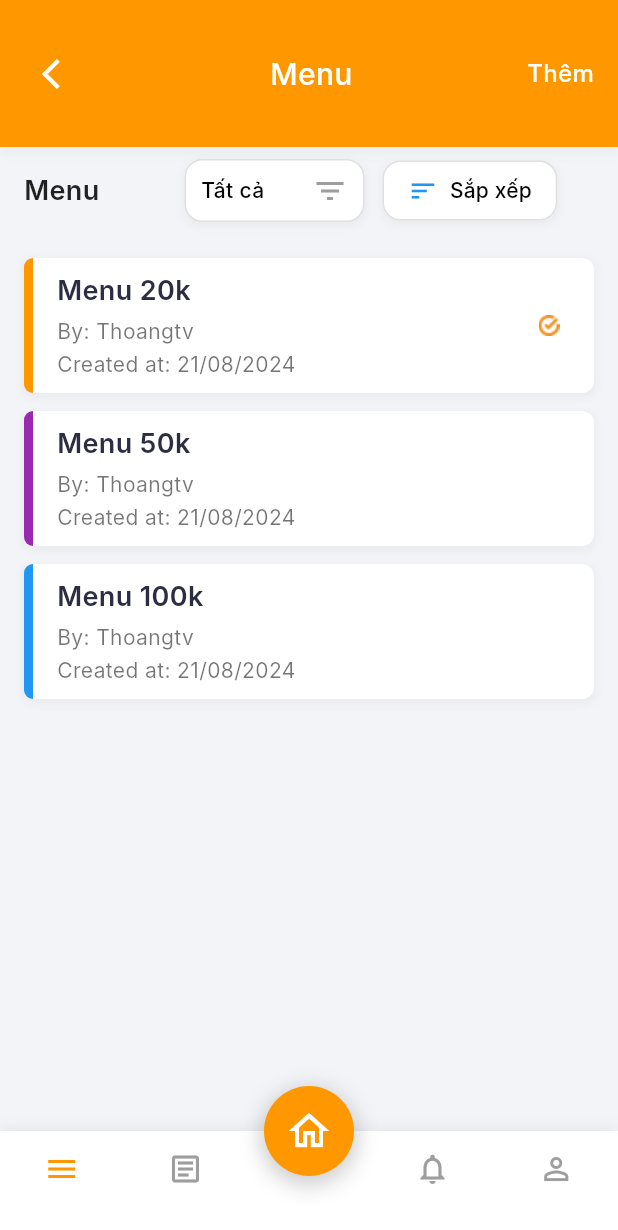
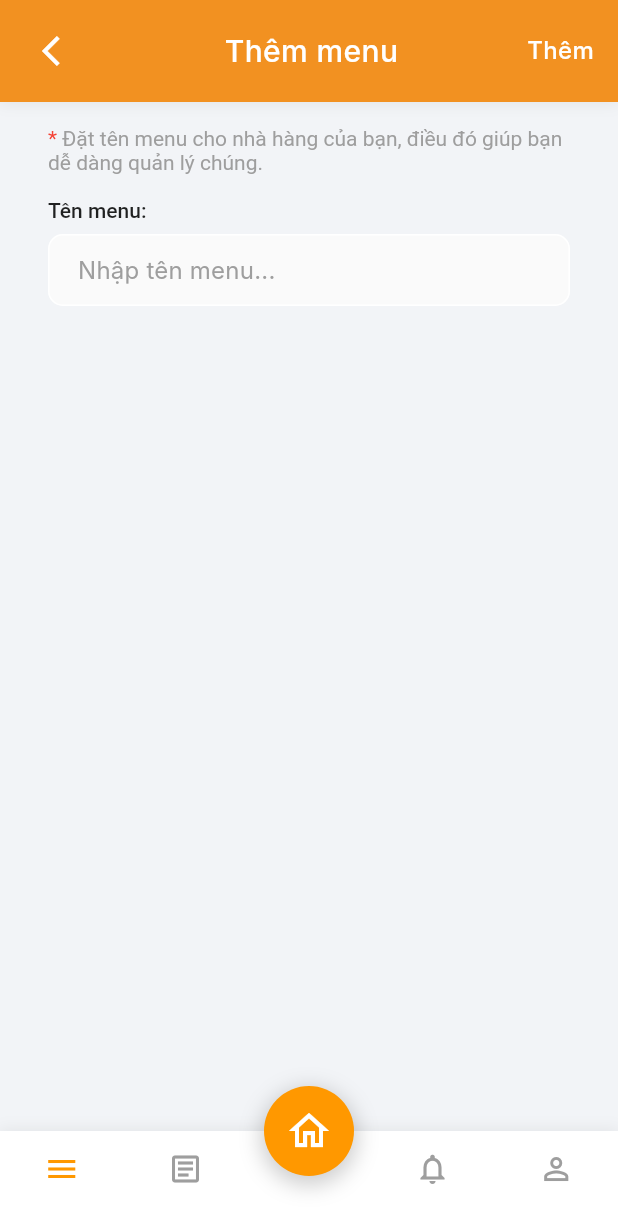
Before and after one commit to xuantruongg03/restaurant_manager_mobile, a Flutter app: the screen it shows after launch, on a phone screen of 412 x 824 dp. Shown: the top 1230 px of the screen. Run offline on Flutter 3.47's test engine with Material 3 defaults, Android fonts, the phone set to English and light mode, and no system bars; our stand-ins replace shared_preferences; Roboto replaces fonts that are missing (Inter).

Commit message:
cretae add menu screen

```diff
--- a/lib/config/routes/app_router.dart
+++ b/lib/config/routes/app_router.dart
@@ -6,54 +6,42 @@ import 'package:restaurant_manager_mobile/presentation/screens/home/home_screen.
 import '../../presentation/screens/auth/sign_up_screen.dart';
 import '../../presentation/screens/auth/verify_screen.dart';
 import '../../presentation/screens/menu/menu_screen.dart';
+import '../../presentation/screens/menu/add_menu.dart';
 import 'route_names.dart';
 
 class AppRouter {
   const AppRouter._();
 
+  static final _authRoutes = <String, WidgetBuilder>{
+    RouteNames.login: (_) => const LoginScreen(),
+    RouteNames.signUp: (_) => const SignUpScreen(),
+    RouteNames.verify: (_) => const VerifyScreen(),
+    RouteNames.forgotPassword: (_) => const ForgotPasswordScreen(),
+  };
+
+  static final _mainRoutes = <String, WidgetBuilder>{
+    RouteNames.home: (_) => const HomeScreen(),
+    RouteNames.feature: (_) => const FeatureScreen(),
+  };
+
+  static final _menuRoutes = <String, WidgetBuilder>{
+    RouteNames.menu: (_) => const MenuScreen(),
+    RouteNames.addMenu: (_) => const AddMenuScreen(),
+  };
+
+  static final _routes = <String, WidgetBuilder>{
+    ..._authRoutes,
+    ..._mainRoutes,
+    ..._menuRoutes,
+  };
+
   static Route<dynamic> onGenerateRoute(RouteSettings settings) {
-    switch (settings.name) {
-      //  case RouteNames.splash:
-      //   return MaterialPageRoute(
-      //     builder: (_) => const SplashScreen(),
-      //   );
+    final builder = _routes[settings.name];
 
-      case RouteNames.signUp:
-        return MaterialPageRoute(
-          builder: (_) => const SignUpScreen(),
-        );
+    if (builder != null) {
+      return MaterialPageRoute(builder: builder);
+    }
 
-      case RouteNames.home:
-      return MaterialPageRoute(
-        builder: (_) => const HomeScreen(),
-      );
-
-      case RouteNames.login:
-        return MaterialPageRoute(
-          builder: (_) => const LoginScreen(),
-        );
-
-      case RouteNames.forgotPassword:
-        return MaterialPageRoute(
-          builder: (_) => const ForgotPasswordScreen(),
-        );
-
-      case RouteNames.verify:
-        return MaterialPageRoute(
-          builder: (_) => const VerifyScreen(),
-        );
-
-      case RouteNames.feature:
-        return MaterialPageRoute(
-          builder: (_) => const FeatureScreen(),
-        );
-
-      case RouteNames.menu:
-        return MaterialPageRoute(
-          builder: (_) => const MenuScreen(),
-        );
-
-      default:
     return MaterialPageRoute(
       builder: (_) => Scaffold(
         body: Center(
@@ -63,4 +51,3 @@ class AppRouter {
     );
   }
 }
-}
--- a/lib/main.dart
+++ b/lib/main.dart
@@ -1,10 +1,16 @@
 import 'package:flutter/material.dart';
+import 'package:flutter/services.dart';
 import 'package:restaurant_manager_mobile/config/routes/app_router.dart';
 import 'package:restaurant_manager_mobile/config/routes/route_names.dart';
 import 'package:restaurant_manager_mobile/core/theme/app_theme.dart';
-
+import 'package:restaurant_manager_mobile/core/theme/color_schemes.dart';
 void main() {
   WidgetsFlutterBinding.ensureInitialized();
+  // Set fullscreen mode
+  SystemChrome.setSystemUIOverlayStyle(const SystemUiOverlayStyle(
+    statusBarColor: AppColors.primary, // Làm trong suốt thanh trạng thái
+    statusBarIconBrightness: Brightness.light, // Thay đổi màu biểu tượng trên thanh trạng thái
+  ));
   runApp(const MyApp());
 }
 
@@ -22,7 +28,7 @@ class MyApp extends StatelessWidget {
       // darkTheme: AppTheme.darkTheme,
 
       // Routing
-      initialRoute: RouteNames.menu, // Tạm thời set làm màn hình khởi đầu
+      initialRoute: RouteNames.addMenu, // Tạm thời set làm màn hình khởi đầu
       // initialRoute: RouteNames.splash, // Đặt route ban đầu là splash
       onGenerateRoute: AppRouter.onGenerateRoute,
     );
--- /dev/null
+++ b/lib/presentation/screens/menu/add_menu.dart
@@ -0,0 +1,87 @@
+import 'package:flutter/material.dart';
+import 'package:restaurant_manager_mobile/presentation/layouts/main_layout.dart';
+import 'package:restaurant_manager_mobile/presentation/widgets/header.dart';
+import 'package:restaurant_manager_mobile/presentation/widgets/textfield_custom.dart';
+class AddMenuScreen extends StatelessWidget {
+  const AddMenuScreen({super.key});
+
+  @override
+  Widget build(BuildContext context) {
+    return MainLayout(
+      child: Column(
+        children: [
+          Header(
+            title: 'Thêm menu',
+            showBackButton: true,
+            showActionButton: true,
+            onActionPressed: () {},
+          ),
+          Expanded(
+            child: SingleChildScrollView(
+              padding: const EdgeInsets.all(16.0),
+              child: Column(
+                crossAxisAlignment: CrossAxisAlignment.start,
+                children: [
+                  Padding(
+                    padding: const EdgeInsets.symmetric(horizontal: 16.0),
+                    child: RichText(
+                      text: const TextSpan(
+                        children: [
+                          TextSpan(
+                            text: '* ',
+                            style: TextStyle(
+                              color: Colors.red,
+                              fontSize: 14,
+                            ),
+                          ),
+
+                          TextSpan(
+                            text:
+                                'Đặt tên menu cho nhà hàng của bạn, điều đó giúp bạn dễ dàng quản lý chúng.',
+                            style: TextStyle(
+                              fontSize: 14,
+                              color: Colors.grey,
+                            ),
+                          ),
+                        ],
+                      ),
+                    ),
+                  ),
+                  Container(
+                    padding: const EdgeInsets.all(16.0),
+                    decoration: BoxDecoration(
+                      borderRadius: BorderRadius.circular(8),
+                    ),
+                    child: Column(
+                      crossAxisAlignment: CrossAxisAlignment.start,
+                      children: [
+                        RichText(
+                          text: const TextSpan(
+                            children: [
+                              TextSpan(
+                                text: 'Tên menu: ',
+                                style: TextStyle(
+                                  fontSize: 14,
+                                  fontWeight: FontWeight.w500,
+                                  color: Colors.black87,
+                                ),
+                              ),
+                            ],
+                          ),
+                        ),
+                        const SizedBox(height: 8),
+                        TextFieldCustom(
+                          hintText: 'Nhập tên menu...',
+                        ),
+                      ],
+                    ),
+                  ),
+                ],
+              ),
+            ),
+          ),
+        ],
+      ),
+    );
+  }
+}
--- a/lib/presentation/widgets/header.dart
+++ b/lib/presentation/widgets/header.dart
@@ -1,4 +1,5 @@
 import 'package:flutter/material.dart';
+import 'package:restaurant_manager_mobile/core/theme/color_schemes.dart';
 
 class Header extends StatelessWidget {
   final String title;
@@ -17,9 +18,9 @@ class Header extends StatelessWidget {
   @override
   Widget build(BuildContext context) {
     return Container(
-      padding: const EdgeInsets.symmetric(horizontal: 16, vertical: 25),
+      padding: const EdgeInsets.symmetric(horizontal: 16, vertical: 10),
       decoration: BoxDecoration(
-        color: Colors.orange,
+        color: AppColors.primary,
         boxShadow: [
           BoxShadow(
             color: Colors.grey.withOpacity(0.2),
--- a/lib/presentation/widgets/textfield_custom.dart
+++ b/lib/presentation/widgets/textfield_custom.dart
@@ -2,7 +2,7 @@ import 'package:flutter/material.dart';
 
 class TextFieldCustom extends StatelessWidget {
   final String hintText;
-  final IconData prefixIcon;
+  final IconData? prefixIcon;
   final bool obscureText;
   final Widget? suffixIcon;
   final TextEditingController? controller;
@@ -11,7 +11,7 @@ class TextFieldCustom extends StatelessWidget {
   const TextFieldCustom({
     super.key,
     required this.hintText,
-    required this.prefixIcon,
+    this.prefixIcon,
     this.obscureText = false,
     this.suffixIcon,
     this.controller,
@@ -25,17 +25,24 @@ class TextFieldCustom extends StatelessWidget {
       obscureText: obscureText,
       validator: validator,
       decoration: InputDecoration(
-        prefixIcon: Icon(prefixIcon),
+        prefixIcon: prefixIcon != null ? Icon(prefixIcon) : null,
         hintText: hintText,
-        filled: true,
-        fillColor: Colors.grey[100],
+        fillColor: Colors.grey[50],
         border: OutlineInputBorder(
-          borderRadius: BorderRadius.circular(8),
-          borderSide: BorderSide.none,
+          borderRadius: BorderRadius.circular(10),
+          borderSide: const BorderSide(color: Colors.white),
+        ),
+        enabledBorder: OutlineInputBorder(
+          borderRadius: BorderRadius.circular(10),
+          borderSide: const BorderSide(color: Colors.white),
         ),
         focusedBorder: OutlineInputBorder(
-          borderRadius: BorderRadius.circular(8),
-          borderSide: const BorderSide(color: Colors.orange),
+          borderRadius: BorderRadius.circular(10),
+          borderSide: const BorderSide(color: Colors.blue),
+        ),
+        contentPadding: const EdgeInsets.symmetric(
+          horizontal: 16,
+          vertical: 12,
         ),
         hintStyle: const TextStyle(
           color: Colors.grey,
```
Lines whose indentation alone changed are shown as unchanged.
